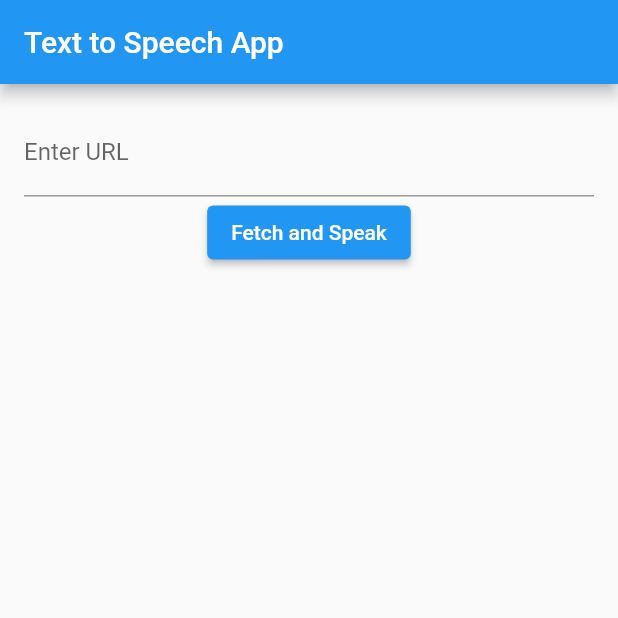
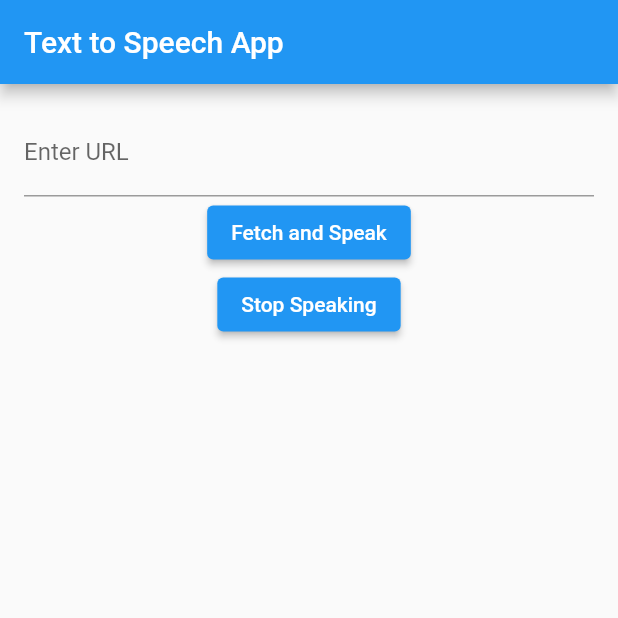
Before and after one commit to Kento210/DevListen, a Flutter app: the screen it shows after launch, on a phone screen of 412 x 824 dp, the top half of it. Run offline on Flutter 3.47's test engine with Material 2 defaults, Android fonts, the phone set to English and light mode, and no system bars; our stand-ins replace flutter_tts.

Commit message:
音声の停止機能を追加

```diff
--- a/lib/main.dart
+++ b/lib/main.dart
@@ -24,6 +24,11 @@ FlutterTts flutterTts = FlutterTts();
 // 非同期関数でテキストを音声に変換
 speak(String text) async {
   await flutterTts.speak(text);
+}
+
+// 音声を停止する非同期関数
+stopSpeaking() async {
+  await flutterTts.stop();
 }
 
 // アプリケーションのエントリーポイント
@@ -83,6 +88,14 @@ class _MyHomePageState extends State<MyHomePage> {
               },
               child: Text('Fetch and Speak'),
             ),
+            // 音声を止めるボタンを追加
+            // このボタンを押すと、音声の読み上げが停止します
+            ElevatedButton(
+              onPressed: () {
+                stopSpeaking();
+              },
+              child: Text('Stop Speaking'),
+            ),
           ],
         ),
       ),
```
